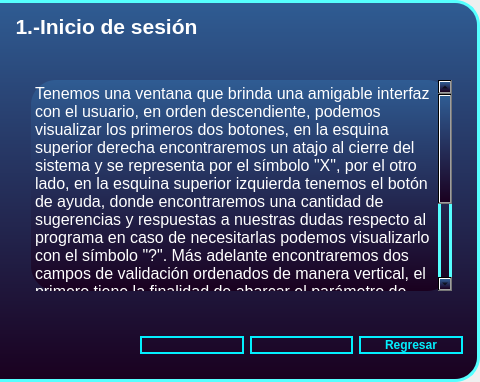
The window that ayuda-inicio-sesion.ui (AxelF1899/T-vision) describes before a commit, drawn with Qt 5; both pictures show x 269 to 749 and y 0 to 382 of the 749 by 382 pixel window.
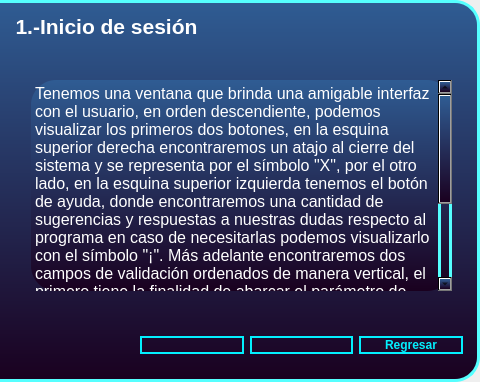
The same window after the commit. Icons and pictures are not drawn.

The edit to the form file:
```diff
--- a/ayuda-inicio-sesion.ui
+++ b/ayuda-inicio-sesion.ui
@@ -134,7 +134,7 @@
 &lt;html&gt;&lt;head&gt;&lt;meta name=&quot;qrichtext&quot; content=&quot;1&quot; /&gt;&lt;style type=&quot;text/css&quot;&gt;
 p, li { white-space: pre-wrap; }
 &lt;/style&gt;&lt;/head&gt;&lt;body style=&quot; font-family:'MS Shell Dlg 2'; font-size:10pt; font-weight:400; font-style:normal;&quot;&gt;
-&lt;p style=&quot; margin-top:0px; margin-bottom:0px; margin-left:0px; margin-right:0px; -qt-block-indent:0; text-indent:0px;&quot;&gt;&lt;span style=&quot; font-size:12pt;&quot;&gt;Tenemos una ventana que brinda una amigable interfaz con el usuario, en orden descendiente, podemos visualizar los primeros dos botones, en la esquina superior derecha encontraremos un atajo al cierre del sistema y se representa por el símbolo &amp;quot;X&amp;quot;, por el otro lado, en la esquina superior izquierda tenemos el botón de ayuda, donde encontraremos una cantidad de sugerencias y respuestas a nuestras dudas respecto al programa en caso de necesitarlas podemos visualizarlo con el símbolo &amp;quot;?&amp;quot;. Más adelante encontraremos dos campos de validación ordenados de manera vertical, el primero tiene la finalidad de abarcar el parámetro de usuario y el segundo el de contraseña, finalmente, los datos que llenan los campos de texto son sometidos a una validación para poder acceder a las demás funciones del sistema en caso de que estos sean llenados de manera correcta,y esta se logra con el botón denominado &amp;quot;Iniciar sesión&amp;quot;, localizado al final de la ventana.&lt;/span&gt;&lt;/p&gt;&lt;/body&gt;&lt;/html&gt;</string>
+&lt;p style=&quot; margin-top:0px; margin-bottom:0px; margin-left:0px; margin-right:0px; -qt-block-indent:0; text-indent:0px;&quot;&gt;&lt;span style=&quot; font-size:12pt;&quot;&gt;Tenemos una ventana que brinda una amigable interfaz con el usuario, en orden descendiente, podemos visualizar los primeros dos botones, en la esquina superior derecha encontraremos un atajo al cierre del sistema y se representa por el símbolo &amp;quot;X&amp;quot;, por el otro lado, en la esquina superior izquierda tenemos el botón de ayuda, donde encontraremos una cantidad de sugerencias y respuestas a nuestras dudas respecto al programa en caso de necesitarlas podemos visualizarlo con el símbolo &amp;quot;¡&amp;quot;. Más adelante encontraremos dos campos de validación ordenados de manera vertical, el primero tiene la finalidad de abarcar el parámetro de usuario y el segundo el de contraseña, finalmente, los datos que llenan los campos de texto son sometidos a una validación para poder acceder a las demás funciones del sistema en caso de que estos sean llenados de manera correcta,y esta se logra con el botón denominado &amp;quot;Iniciar sesión&amp;quot;, localizado al final de la ventana.&lt;/span&gt;&lt;/p&gt;&lt;/body&gt;&lt;/html&gt;</string>
       </property>
      </widget>
      <widget class="QFrame" name="frame_2">
```
Left out of the diff: 8 changed lines with no effect on the pictures.
